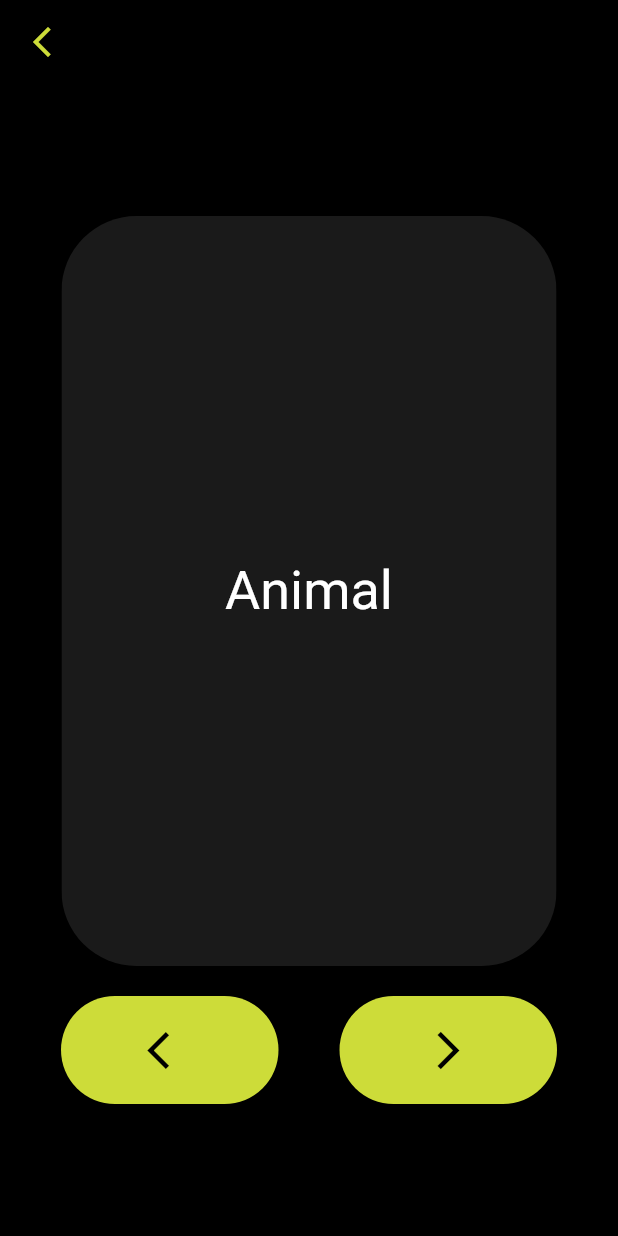
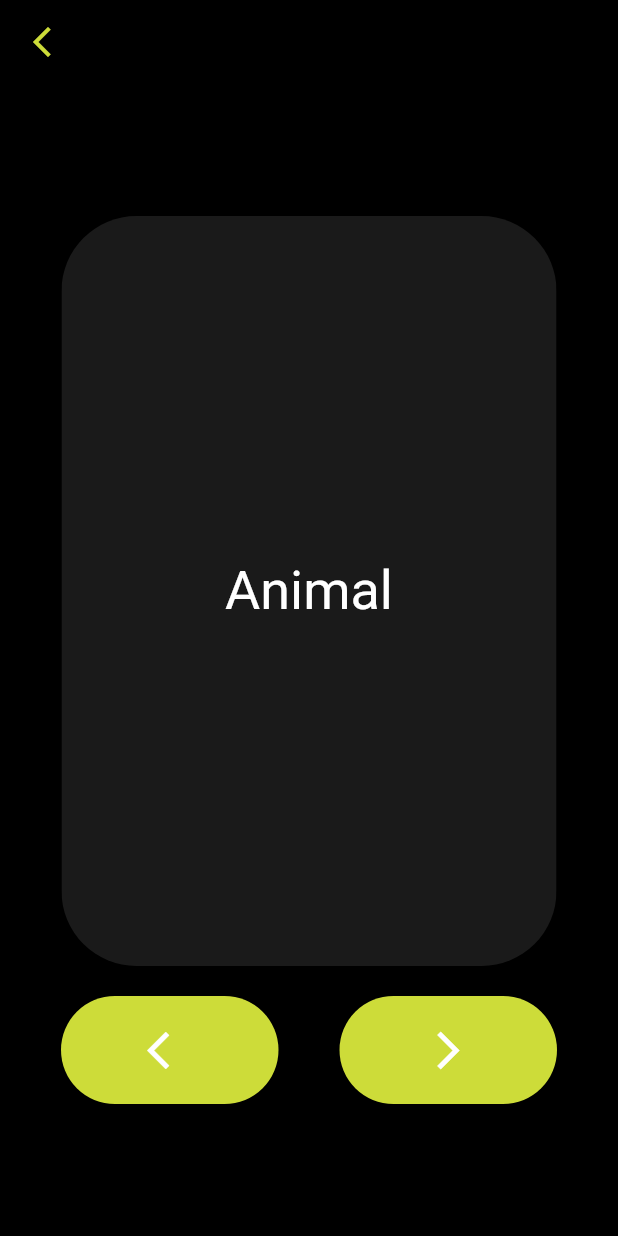
Before and after one commit to Kacp-R/fiszki, a Flutter app: the Main screen opened directly, after a tap on "Flashcards", on a phone screen of 412 x 824 dp. Run offline on Flutter 3.47's test engine with Material 2 defaults, Android fonts, the phone set to English and light mode, and no system bars; drawn by our look-alikes of flip_card.

Commit message:
Added stats check

```diff
--- a/lib/flashcards.dart
+++ b/lib/flashcards.dart
@@ -8,16 +8,22 @@ import 'package:flip_card/flip_card.dart';
 
 
 class FlashcardsPage extends StatefulWidget {
-  const FlashcardsPage({super.key});
+  final int cAnswers;
+  final int tAnswers;
+  const FlashcardsPage({super.key, required this.cAnswers, required this.tAnswers});
 
   @override
-  FlashcardsPageState createState() => FlashcardsPageState();
+  FlashcardsPageState createState() => FlashcardsPageState(cAnswers, tAnswers);
 }
 
 class FlashcardsPageState extends State<FlashcardsPage> {
+  final int cAnswers;
+  final int tAnswers;
 
   int index = 0;
   List <int> prevIndex = [];
+
+  FlashcardsPageState(this.cAnswers, this.tAnswers);
 
 //geez zdecydowanie za dlugo zajelo robienie zeby te funkcje dzialaly
   void nextFlashcard() {
@@ -46,7 +52,7 @@ class FlashcardsPageState extends State<FlashcardsPage> {
               Navigator.push(
                 context,
                 MaterialPageRoute(
-                    builder: (context) => const Main(cAnswers: 0, tAnswers: 0)),
+                    builder: (context) => Main(cAnswers: cAnswers, tAnswers: tAnswers)),
               );
             },
           ),
@@ -79,7 +85,7 @@ class FlashcardsPageState extends State<FlashcardsPage> {
                   child: Center(
                     child: Text(
                       flashcards[index].pagetwo,
-                      style: const TextStyle(fontSize: 36, color: Colors.black),
+                      style: const TextStyle(fontSize: 36, color: Colors.white),
                     ),
                   ),
                 ),
@@ -98,7 +104,7 @@ class FlashcardsPageState extends State<FlashcardsPage> {
                   ),
                   child: IconButton(
                     icon: const Icon(Icons.arrow_back_ios, size: 30),
-                    color: Colors.black,
+                    color: Colors.white,
                     onPressed: prevFlashcard,
                   ),
                 ),
@@ -114,7 +120,7 @@ class FlashcardsPageState extends State<FlashcardsPage> {
                       Icons.arrow_forward_ios,
                       size: 30,
                     ),
-                    color: Colors.black,
+                    color: Colors.white,
                     onPressed: nextFlashcard,
                   ),
                 ),
--- a/lib/main_page.dart
+++ b/lib/main_page.dart
@@ -31,7 +31,7 @@ class _MainState extends State<Main>{
                 onPressed: () {
                   Navigator.push(
                     context,
-                    MaterialPageRoute(builder: (context) => FlashcardsPage()),
+                    MaterialPageRoute(builder: (context) => FlashcardsPage(cAnswers: cAnswers, tAnswers: tAnswers,)),
                   );
                 },
                 child: Text('Flashcards',
```
Also changed, not shown: lib/writing_practice.dart (+14 -0 lines).
